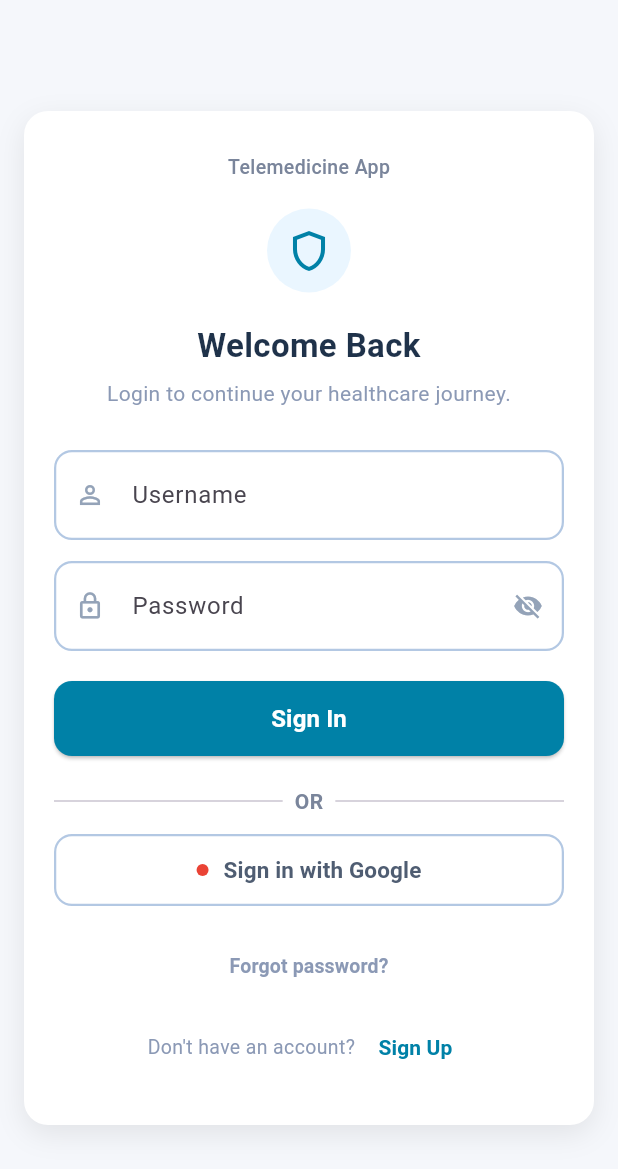
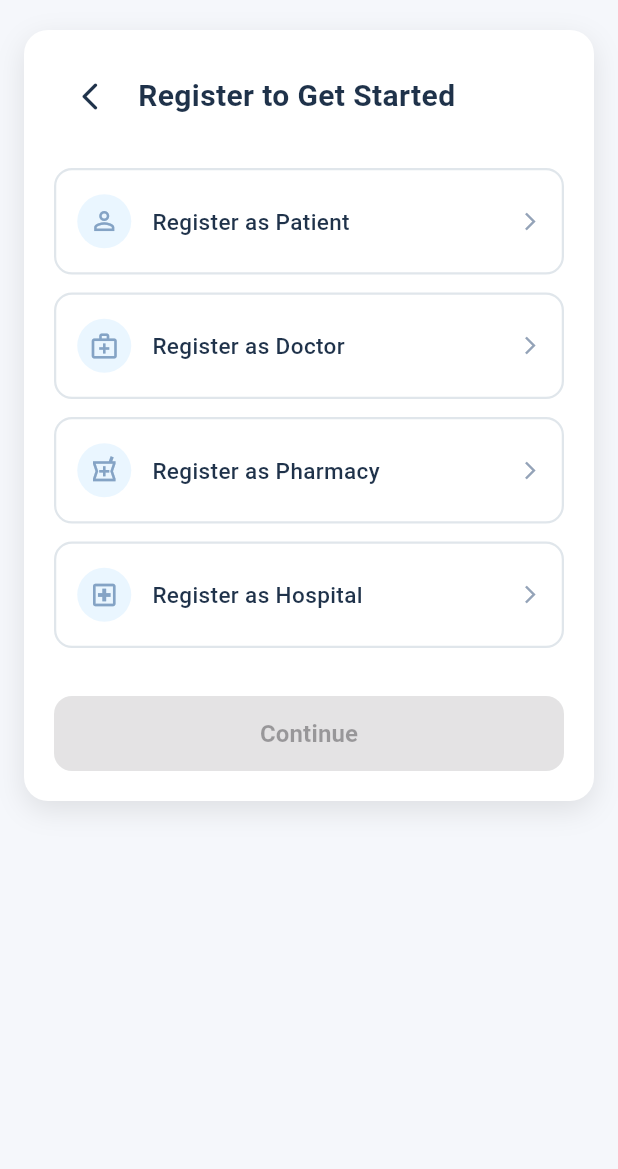
Before and after one commit to Incognito-Sih/TeleCure, a Flutter app: the screen it shows after launch, after a tap on "Continue", after a tap on "Sign Up", on a phone screen of 412 x 824 dp. Shown: the top 1169 px of the screen. Run offline on Flutter 3.47's test engine with Material 3 defaults, Android fonts, the light colour scheme and no system bars.

Commit message:
added role secect screen

```diff
--- a/telecure_app/lib/screens/login_screen.dart
+++ b/telecure_app/lib/screens/login_screen.dart
@@ -1,4 +1,5 @@
 import 'package:flutter/material.dart';
+import 'package:telecure_app/screens/role_select.dart';
 
 // Replace with your actual HomeScreen import
 import 'home_screen.dart';
@@ -259,7 +260,10 @@ class _LoginScreenState extends State<LoginScreen> {
                         ),
                         TextButton(
                           onPressed: () {
-                            // TODO: Navigate to Sign Up screen.
+                            Navigator.push(
+                              context,
+                              MaterialPageRoute(builder: (_) => const RegisterScreen()),
+                            );
                           },
                           child: const Text(
                             'Sign Up',
--- /dev/null
+++ b/telecure_app/lib/screens/role_select.dart
@@ -0,0 +1,215 @@
+import 'package:flutter/material.dart';
+import 'role_select.dart';
+
+class RegisterScreen extends StatefulWidget {
+  const RegisterScreen({super.key});
+
+  @override
+  State<RegisterScreen> createState() => _RegisterScreenState();
+}
+
+class _RegisterScreenState extends State<RegisterScreen> {
+  String? _selectedRole;
+
+  final List<Map<String, dynamic>> _roles = [
+    {
+      "label": "Register as Patient",
+      "value": "patient",
+      "icon": Icons.person_outline,
+    },
+    {
+      "label": "Register as Doctor",
+      "value": "doctor",
+      "icon": Icons.medical_services_outlined,
+    },
+    {
+      "label": "Register as Pharmacy",
+      "value": "pharmacy",
+      "icon": Icons.local_pharmacy_outlined,
+    },
+    {
+      "label": "Register as Hospital",
+      "value": "hospital",
+      "icon": Icons.local_hospital_outlined,
+    },
+  ];
+
+  @override
+  Widget build(BuildContext context) {
+    // Primary accent used throughout; change as desired
+    const Color primaryColor = Color(0xFF0081A7);
+    const Color borderColor = Color(0xFFE0E6EB);
+
+    return Scaffold(
+      backgroundColor: const Color(0xFFF5F7FB),
+      body: SafeArea(
+        child: SingleChildScrollView(
+          child: Padding(
+            padding: const EdgeInsets.symmetric(horizontal: 16, vertical: 20),
+            child: Container(
+              decoration: BoxDecoration(
+                color: Colors.white,
+                borderRadius: BorderRadius.circular(16),
+                boxShadow: const [
+                  BoxShadow(
+                    color: Color(0x19000000),
+                    blurRadius: 16,
+                    offset: Offset(0, 6),
+                  ),
+                ],
+              ),
+              padding: const EdgeInsets.all(20),
+              child: Column(
+                crossAxisAlignment: CrossAxisAlignment.start,
+                children: [
+                  // Back button + title
+                  Row(
+                    children: [
+                      IconButton(
+                        icon: const Icon(
+                          Icons.arrow_back_ios_new_rounded,
+                          size: 22,
+                          color: Color(0xFF1F324A),
+                        ),
+                        onPressed: () {
+                          Navigator.pop(context);
+                        },
+                      ),
+                      const SizedBox(width: 8),
+                      const Expanded(
+                        child: Text(
+                          'Register to Get Started',
+                          style: TextStyle(
+                            fontSize: 20,
+                            fontWeight: FontWeight.bold,
+                            color: Color(0xFF1F324A),
+                          ),
+                        ),
+                      ),
+                    ],
+                  ),
+                  const SizedBox(height: 24),
+
+                  // Registration options
+                  for (final role in _roles) ...[
+                    _RoleOptionTile(
+                      label: role["label"] as String,
+                      icon: role["icon"] as IconData,
+                      selected: _selectedRole == role["value"],
+                      onTap: () {
+                        setState(() {
+                          _selectedRole = role["value"] as String;
+                        });
+                      },
+                    ),
+                    const SizedBox(height: 12),
+                  ],
+
+                  const SizedBox(height: 20),
+
+                  // Continue button
+                  SizedBox(
+                    width: double.infinity,
+                    height: 50,
+                    child: ElevatedButton(
+                      onPressed: _selectedRole == null
+                          ? null
+                          : () {
+                              // TODO: Navigate to the chosen registration form
+                            },
+                      style: ElevatedButton.styleFrom(
+                        backgroundColor: _selectedRole == null
+                            ? const Color(0xFFDEE6EF)
+                            : primaryColor,
+                        foregroundColor: _selectedRole == null
+                            ? const Color(0xFF94A3B8)
+                            : Colors.white,
+                        shape: RoundedRectangleBorder(
+                          borderRadius: BorderRadius.circular(12),
+                        ),
+                      ),
+                      child: const Text(
+                        'Continue',
+                        style: TextStyle(
+                          fontSize: 16,
+                          fontWeight: FontWeight.w600,
+                        ),
+                      ),
+                    ),
+                  ),
+                ],
+              ),
+            ),
+          ),
+        ),
+      ),
+    );
+  }
+}
+
+class _RoleOptionTile extends StatelessWidget {
+  const _RoleOptionTile({
+    required this.label,
+    required this.icon,
+    required this.selected,
+    required this.onTap,
+    Key? key,
+  }) : super(key: key);
+
+  final String label;
+  final IconData icon;
+  final bool selected;
+  final VoidCallback onTap;
+
+  @override
+  Widget build(BuildContext context) {
+    const primaryColor = Color(0xFF0081A7);
+    const borderColor = Color(0xFFE0E6EB);
+
+    return GestureDetector(
+      onTap: onTap,
+      child: Container(
+        padding: const EdgeInsets.symmetric(vertical: 16, horizontal: 14),
+        decoration: BoxDecoration(
+          color: Colors.white,
+          borderRadius: BorderRadius.circular(12),
+          border: Border.all(
+            color: selected ? primaryColor : borderColor,
+            width: 1.5,
+          ),
+        ),
+        child: Row(
+          children: [
+            CircleAvatar(
+              radius: 18,
+              backgroundColor: selected
+                  ? primaryColor.withOpacity(0.15)
+                  : const Color(0xFFEAF6FF),
+              child: Icon(
+                icon,
+                size: 20,
+                color: selected ? primaryColor : const Color(0xFF84A3C5),
+              ),
+            ),
+            const SizedBox(width: 14),
+            Expanded(
+              child: Text(
+                label,
+                style: const TextStyle(
+                  fontSize: 15,
+                  fontWeight: FontWeight.w500,
+                  color: Color(0xFF1F324A),
+                ),
+              ),
+            ),
+            Icon(
+              Icons.arrow_forward_ios,
+              size: 14,
+              color: selected ? primaryColor : const Color(0xFF94A3B8),
+            ),
+          ],
+        ),
+      ),
+    );
+  }
+}
```
Also changed, not shown: telecure_app/lib/screens/patient_resgistatrion.dart (added).
